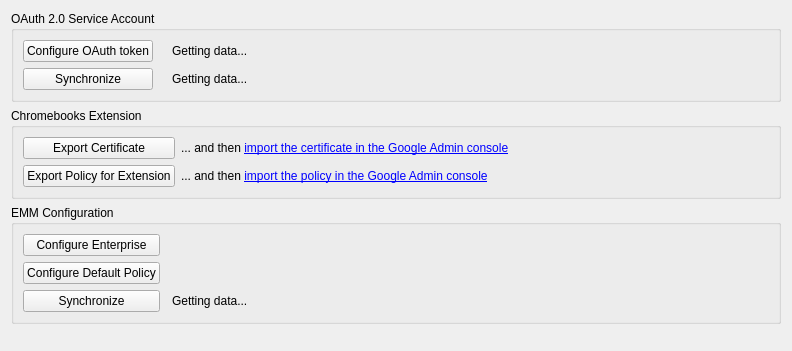
First picture: the form in FWAdminLib/Preferences/ChromebookPreferencesWidget.ui, repository fw-dev/translations, before the edit.
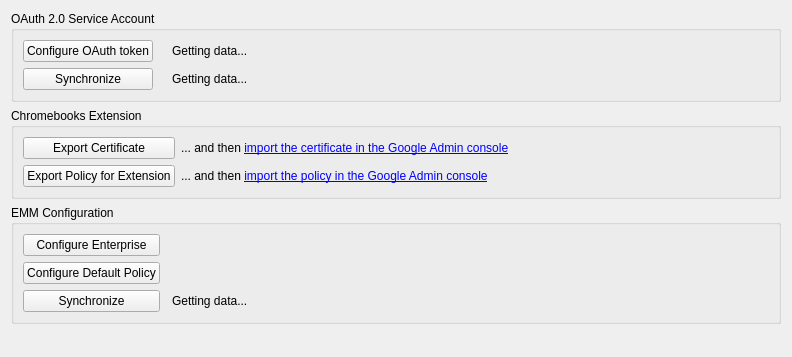
Second picture: the form after the edit. Custom widgets are drawn as their Qt base class.

Patch:
```diff
--- a/FWAdminLib/Preferences/ChromebookPreferencesWidget.ui
+++ b/FWAdminLib/Preferences/ChromebookPreferencesWidget.ui
@@ -7,7 +7,7 @@
     <x>0</x>
     <y>0</y>
     <width>792</width>
-    <height>351</height>
+    <height>357</height>
    </rect>
   </property>
   <property name="windowTitle">
```
Left out of the diff: 17 changed lines with no effect on the pictures.
